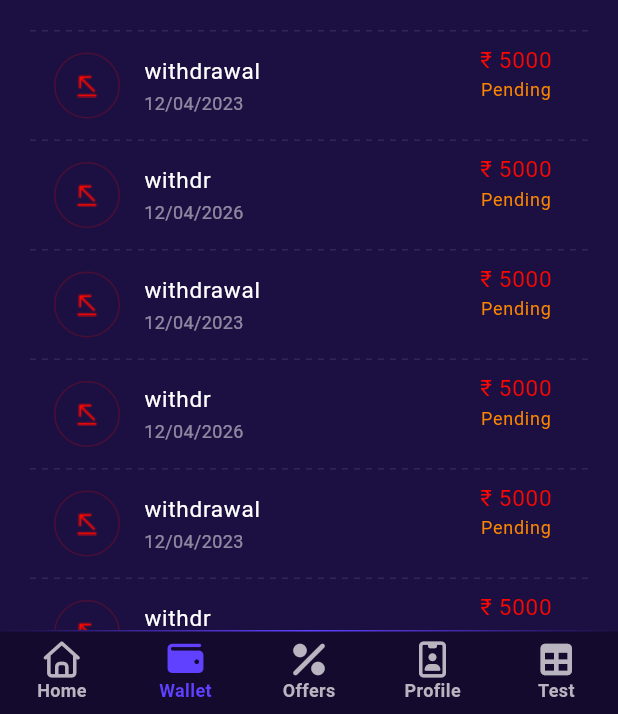
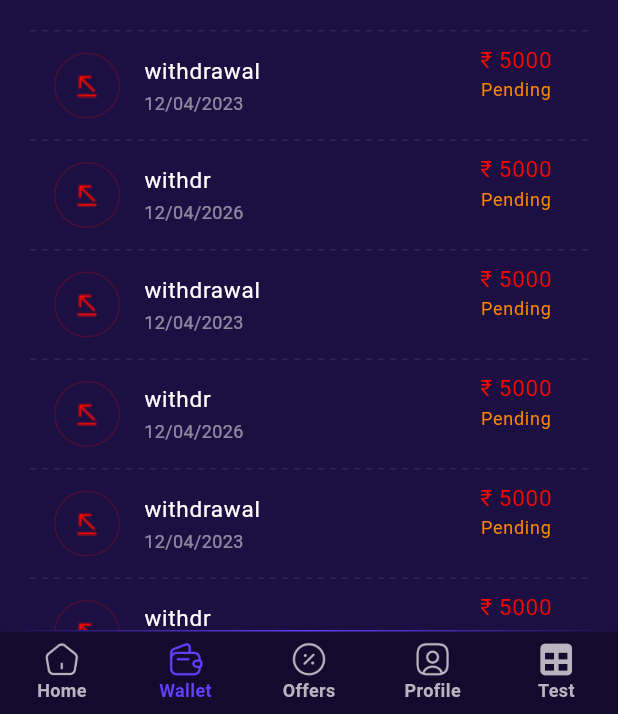
Before and after one commit to afnas-sys/wintek, a Flutter app: the CustomBottomBar screen opened by its route, item 4 of the bottom bar chosen, on a phone screen of 412 x 824 dp, the part 522-1236 px from its top. Run offline on Flutter 3.47's test engine with Material 3 defaults, Android fonts, the light colour scheme and no system bars; drawn by our look-alikes of dotted_line; our stand-ins replace another_flushbar, carousel_slider, custom_sliding_segmented_control, dio, firebase_auth, firebase_core and 11 more; accounts and stored records are empty; project files that could hold a hidden picture were left out.

Commit message:
bottom bar updated

```diff
--- a/lib/core/widgets/custom_bottom_bar.dart
+++ b/lib/core/widgets/custom_bottom_bar.dart
@@ -56,24 +56,52 @@ class _CustomBottomBarState extends State<CustomBottomBar> {
                 ),
 
                 onTap: (i) => setState(() => _currentIndex = i),
-                items: const [
+                items: [
                   BottomNavigationBarItem(
-                    icon: Icon(FontAwesomeIcons.house),
+                    icon: Image.asset(
+                      'assets/images/home.png',
+                      width: 24,
+                      height: 24,
+                      color: _currentIndex == 0
+                          ? AppColors.bottomBarSelectedColor
+                          : AppColors.bottomBarUnselectedColor,
+                    ),
                     label: 'Home',
                   ),
                   BottomNavigationBarItem(
-                    icon: Icon(FontAwesomeIcons.wallet),
+                    icon: Image.asset(
+                      'assets/images/empty-wallet.png',
+                      width: 24,
+                      height: 24,
+                      color: _currentIndex == 1
+                          ? AppColors.bottomBarSelectedColor
+                          : AppColors.bottomBarUnselectedColor,
+                    ),
                     label: 'Wallet',
                   ),
                   BottomNavigationBarItem(
-                    icon: Icon(FontAwesomeIcons.percent),
+                    icon: Image.asset(
+                      'assets/images/discount-circle.png',
+                      width: 24,
+                      height: 24,
+                      color: _currentIndex == 2
+                          ? AppColors.bottomBarSelectedColor
+                          : AppColors.bottomBarUnselectedColor,
+                    ),
                     label: 'Offers',
                   ),
                   BottomNavigationBarItem(
-                    icon: Icon(FontAwesomeIcons.idBadge),
+                    icon: Image.asset(
+                      'assets/images/user-square.png',
+                      width: 24,
+                      height: 24,
+                      color: _currentIndex == 3
+                          ? AppColors.bottomBarSelectedColor
+                          : AppColors.bottomBarUnselectedColor,
+                    ),
                     label: 'Profile',
                   ),
-                  BottomNavigationBarItem(
+                  const BottomNavigationBarItem(
                     icon: Icon(FontAwesomeIcons.table),
                     label: 'Test',
                   ),
--- a/lib/features/game/aviator/widget/auto_play_widget.dart
+++ b/lib/features/game/aviator/widget/auto_play_widget.dart
@@ -13,7 +13,7 @@ class AutoPlayWidget extends StatelessWidget {
           borderRadius: BorderRadius.circular(20),
           color: Colors.white,
         ),
-        child: Text('Auto Play'),
+        child: Text('Auto Play options'),
       ),
     );
   }
```
Also changed, not shown: assets/images/discount-circle.png (added), assets/images/empty-wallet.png (added), assets/images/home.png (added), assets/images/user-square.png (added).
